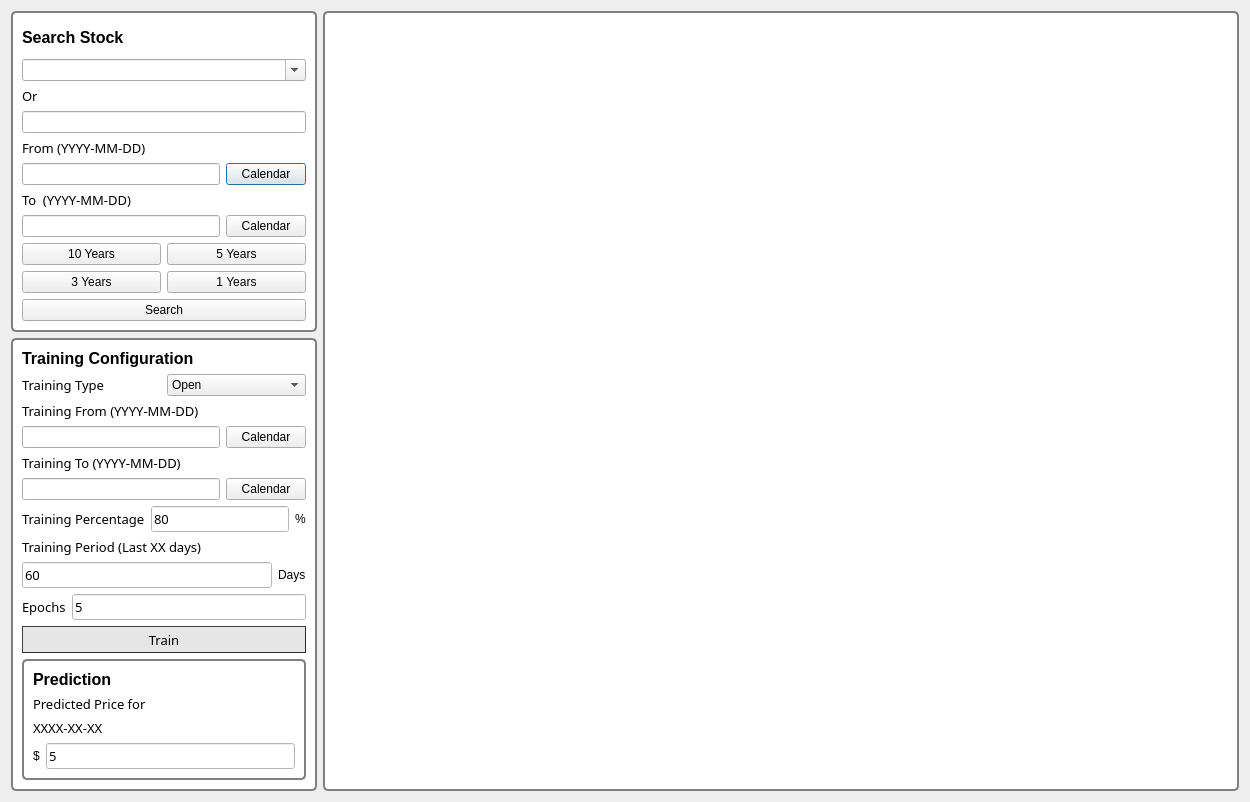
This is PyQt/StockMarketPreduction/StockGUI.ui in wy7318/GUI as Qt 5 draws it before an edit. The edited form follows.
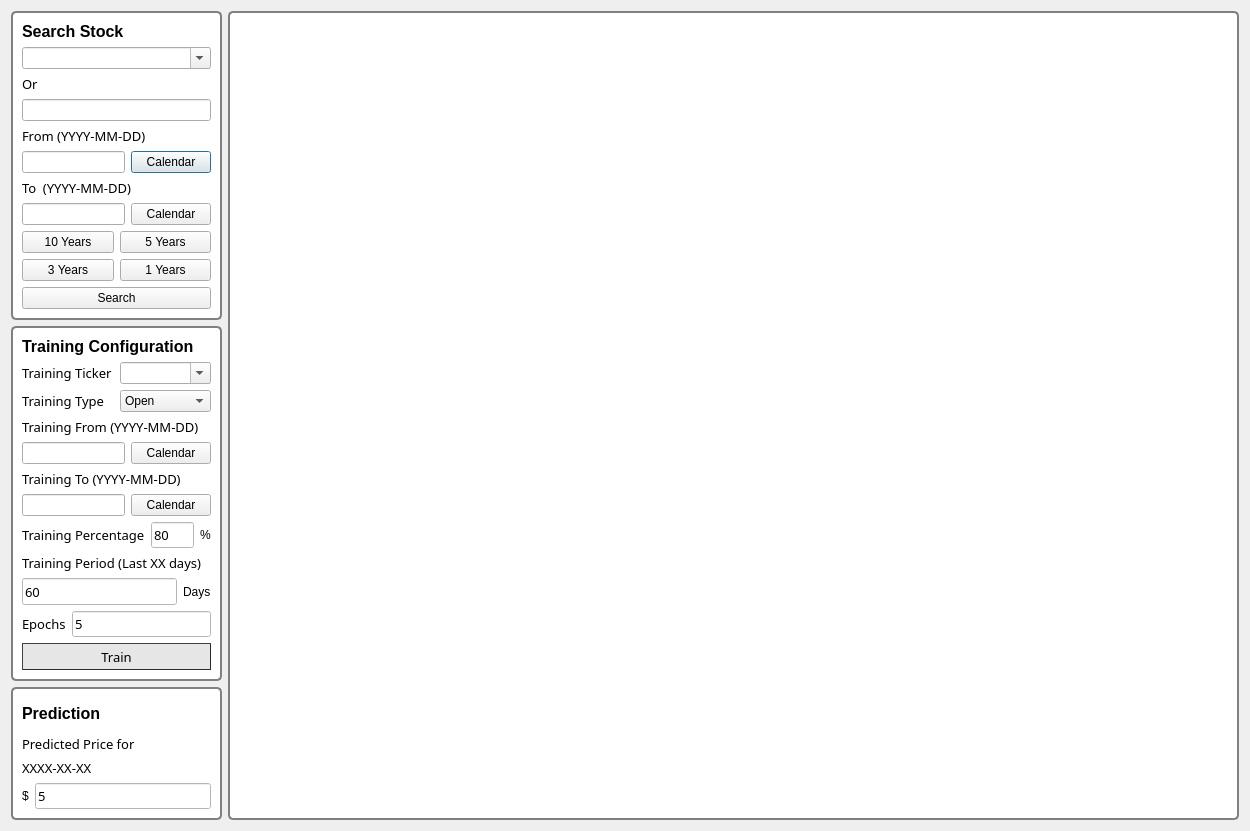
This is the edited form.

Patch:
```diff
--- a/PyQt/StockMarketPreduction/StockGUI.ui
+++ b/PyQt/StockMarketPreduction/StockGUI.ui
@@ -7,7 +7,7 @@
     <x>0</x>
     <y>0</y>
     <width>1250</width>
-    <height>802</height>
+    <height>831</height>
    </rect>
   </property>
   <property name="windowTitle">
@@ -15,9 +15,9 @@
   </property>
   <layout class="QGridLayout" name="gridLayout_4">
    <item row="0" column="0">
-    <layout class="QHBoxLayout" name="horizontalLayout_8" stretch="1,3">
+    <layout class="QHBoxLayout" name="horizontalLayout_8" stretch="1,9">
      <item>
-      <layout class="QVBoxLayout" name="verticalLayout_9">
+      <layout class="QVBoxLayout" name="verticalLayout_6">
        <item>
         <widget class="QGroupBox" name="groupBox_6">
          <property name="styleSheet">
@@ -231,7 +231,7 @@
          </property>
          <layout class="QGridLayout" name="gridLayout_3">
           <item row="0" column="0">
-           <layout class="QVBoxLayout" name="verticalLayout_6">
+           <layout class="QVBoxLayout" name="verticalLayout_5">
             <item>
              <widget class="QLabel" name="label_31">
               <property name="font">
@@ -247,6 +247,30 @@
               </property>
              </widget>
             </item>
+            <item>
+             <layout class="QHBoxLayout" name="horizontalLayout_13">
+              <item>
+               <widget class="QLabel" name="label_36">
+                <property name="font">
+                 <font>
+                  <family>MS Reference Sans Serif</family>
+                  <pointsize>10</pointsize>
+                 </font>
+                </property>
+                <property name="text">
+                 <string>Training Ticker</string>
+                </property>
+               </widget>
+              </item>
+              <item>
+               <widget class="QComboBox" name="comboBox_ticker_2">
+                <property name="editable">
+                 <bool>true</bool>
+                </property>
+               </widget>
+              </item>
+             </layout>
+            </item>
             <item>
              <layout class="QHBoxLayout" name="horizontalLayout_12">
               <item>
@@ -383,8 +407,6 @@
              </layout>
             </item>
             <item>
-             <layout class="QVBoxLayout" name="verticalLayout_5">
-              <item>
                <widget class="QLabel" name="label_22">
                 <property name="font">
                  <font>
@@ -401,6 +423,12 @@
                <layout class="QHBoxLayout" name="horizontalLayout_3">
                 <item>
                  <widget class="QLineEdit" name="lineEdit_trainingPeriod">
+                <property name="minimumSize">
+                 <size>
+                  <width>0</width>
+                  <height>27</height>
+                 </size>
+                </property>
                   <property name="font">
                    <font>
                     <family>MS Reference Sans Serif</family>
@@ -426,8 +454,6 @@
                 </item>
                </layout>
               </item>
-             </layout>
-            </item>
             <item>
              <layout class="QHBoxLayout" name="horizontalLayout_2">
               <item>
@@ -499,6 +525,11 @@
               </property>
              </widget>
             </item>
+           </layout>
+          </item>
+         </layout>
+        </widget>
+       </item>
             <item>
              <widget class="QGroupBox" name="groupBox_5">
               <property name="styleSheet">
@@ -594,11 +625,6 @@
                     </widget>
                    </item>
                   </layout>
-                 </item>
-                </layout>
-               </item>
-              </layout>
-             </widget>
             </item>
            </layout>
           </item>
```
Lines whose indentation alone changed are shown as unchanged.
